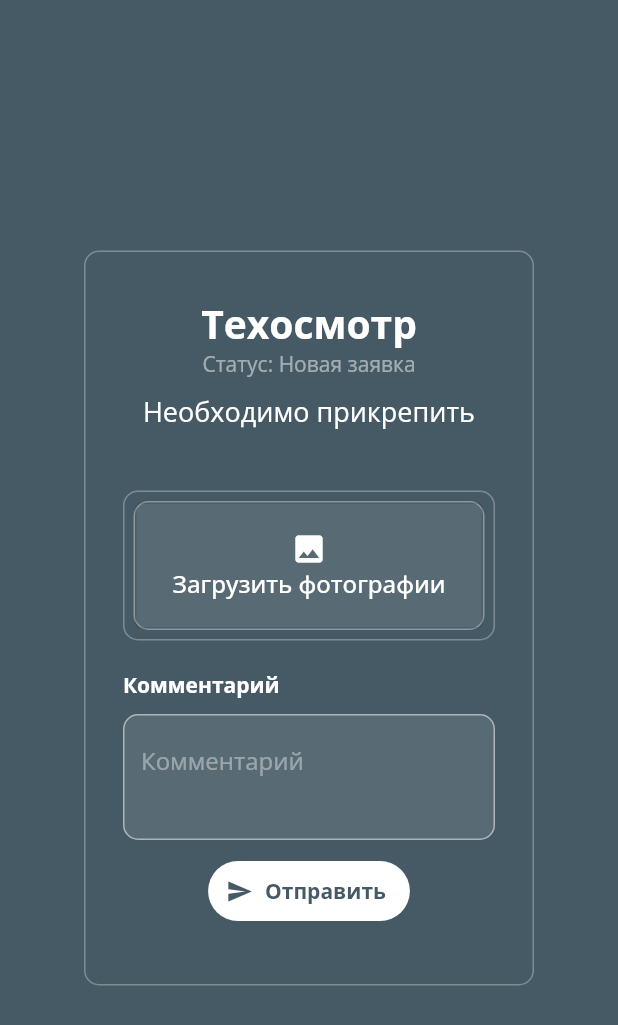
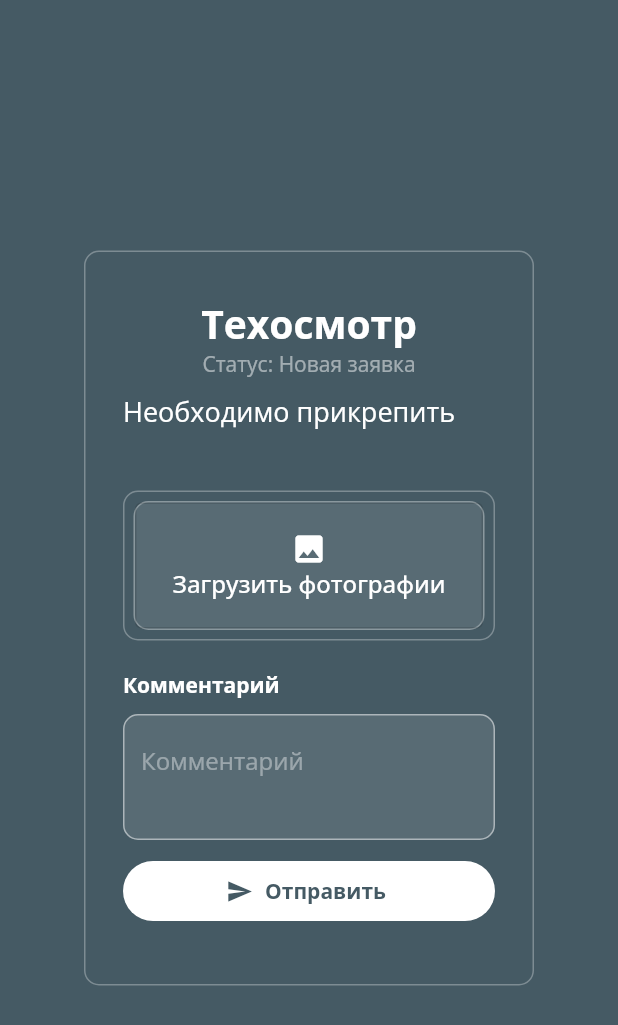
Before and after one commit to qoeru/Controller, a Flutter app: the RequestPage screen opened directly, on a phone screen of 412 x 824 dp. Shown: the top 1025 px of the screen. Run offline on Flutter 3.47's test engine with Material 2 defaults, Android fonts, the phone set to English and light mode, and no system bars; our stand-ins replace google_fonts.

Commit message:
fixed button

```diff
--- a/lib/pages/request.dart
+++ b/lib/pages/request.dart
@@ -21,8 +21,10 @@ class techReview extends StatelessWidget {
           child: Padding(
             padding: EdgeInsets.symmetric(vertical: 30, horizontal: 25),
             child: Column(
+              crossAxisAlignment: CrossAxisAlignment.stretch,
               children: [
-                Text(
+                Center(
+                  child: Text(
                     'Техосмотр',
                     style: TextStyle(
                       color: Colors.white,
@@ -30,11 +32,14 @@ class techReview extends StatelessWidget {
                       fontWeight: FontWeight.bold,
                     ),
                   ),
-                Text(
+                ),
+                Center(
+                  child: Text(
                     'Статус: Новая заявка',
                     style: TextStyle(
                       color: Colors.white.withOpacity(0.5),
                       fontSize: 14,
+                    ),
                   ),
                 ),
                 const SizedBox(
```
Lines whose indentation alone changed are shown as unchanged.
